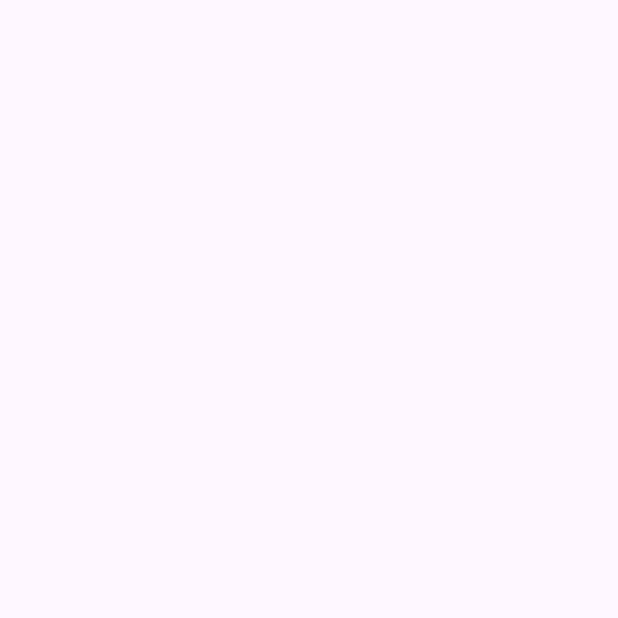
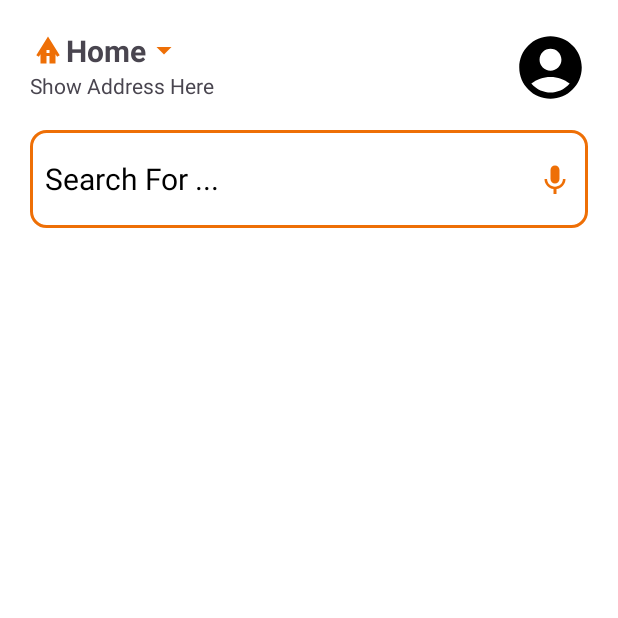
Before and after one commit to Samiksha1400/SwiggyClone, an Android app: the Homepage screen opened directly, with no data from a screen before it, on a phone screen of 412 x 824 dp, the top half of it. Before the commit the part shown is empty. Run offline under Robolectric (Android 15) with nearby library versions, the phone set to English and light mode, and no system bars.

Commit message:
Added Homepage

```diff
--- a/app/src/main/java/com/example/swiggyclone/GetStartedWindow.java
+++ b/app/src/main/java/com/example/swiggyclone/GetStartedWindow.java
@@ -4,10 +4,14 @@ import androidx.annotation.ColorRes;
 import androidx.appcompat.app.AppCompatActivity;
 
 import android.content.Intent;
+import android.graphics.Color;
 import android.media.MediaPlayer;
 import android.net.Uri;
+import android.os.Build;
 import android.os.Bundle;
 import android.view.View;
+import android.view.Window;
+import android.view.WindowManager;
 import android.widget.TextView;
 import android.widget.VideoView;
 
@@ -20,11 +24,13 @@ public class GetStartedWindow extends AppCompatActivity
     protected void onCreate(Bundle savedInstanceState)
     {
         super.onCreate(savedInstanceState);
+        getWindow().getDecorView().setSystemUiVisibility(View.SYSTEM_UI_FLAG_LAYOUT_FULLSCREEN);
         setContentView(R.layout.activity_get_started_window);
         bgvideo = findViewById(R.id.bgvideo);
         txt_food = findViewById(R.id.txt_food);
         txt_instamart = findViewById(R.id.txt_instamart);
         txt_dineout = findViewById(R.id.txt_dineout);
+
 
         //Background Video
         String path = "android.resource://com.example.swiggyclone/"+R.raw.foodvideo;
--- a/app/src/main/java/com/example/swiggyclone/MainActivity.java
+++ b/app/src/main/java/com/example/swiggyclone/MainActivity.java
@@ -3,8 +3,12 @@ package com.example.swiggyclone;
 import androidx.appcompat.app.AppCompatActivity;
 
 import android.content.Intent;
+import android.graphics.Color;
+import android.os.Build;
 import android.os.Bundle;
 import android.os.Handler;
+import android.view.View;
+import android.view.WindowManager;
 
 public class MainActivity extends AppCompatActivity
 {
@@ -14,6 +18,17 @@ public class MainActivity extends AppCompatActivity
     {
         super.onCreate(savedInstanceState);
         setContentView(R.layout.activity_main);
+        if (Build.VERSION.SDK_INT>=Build.VERSION_CODES.LOLLIPOP)
+        {
+            getWindow().clearFlags(WindowManager.LayoutParams.FLAG_TRANSLUCENT_STATUS);
+            getWindow().getDecorView().setSystemUiVisibility(View.SYSTEM_UI_FLAG_LAYOUT_FULLSCREEN);
+            getWindow().addFlags(WindowManager.LayoutParams.FLAG_TRANSLUCENT_NAVIGATION);
+            getWindow().setStatusBarColor(Color.TRANSPARENT);
+        }
+        else
+        {
+            getWindow().addFlags(WindowManager.LayoutParams.FLAG_TRANSLUCENT_STATUS);
+        }
 
         new Handler().postDelayed(new Runnable()
         {
--- a/app/src/main/java/com/example/swiggyclone/OtpVerification.java
+++ b/app/src/main/java/com/example/swiggyclone/OtpVerification.java
@@ -2,6 +2,7 @@ package com.example.swiggyclone;
 
 import androidx.appcompat.app.AppCompatActivity;
 
+import android.graphics.Color;
 import android.os.Bundle;
 import android.text.Editable;
 import android.text.TextWatcher;
--- a/app/src/main/java/com/example/swiggyclone/PersonalDetails.java
+++ b/app/src/main/java/com/example/swiggyclone/PersonalDetails.java
@@ -2,7 +2,9 @@ package com.example.swiggyclone;
 
 import androidx.appcompat.app.AppCompatActivity;
 
+import android.graphics.Color;
 import android.os.Bundle;
+import android.view.View;
 
 public class PersonalDetails extends AppCompatActivity {
 
@@ -10,5 +12,7 @@ public class PersonalDetails extends AppCompatActivity {
     protected void onCreate(Bundle savedInstanceState) {
         super.onCreate(savedInstanceState);
         setContentView(R.layout.activity_personal_details);
+        getWindow().getDecorView().setSystemUiVisibility(View.SYSTEM_UI_FLAG_LAYOUT_FULLSCREEN);
+        getWindow().setStatusBarColor(Color.TRANSPARENT);
     }
 }
--- /dev/null
+++ b/app/src/main/res/drawable/baseline_account_circle_24.xml
@@ -0,0 +1,5 @@
+<vector android:height="24dp" android:tint="#000000"
+    android:viewportHeight="24" android:viewportWidth="24"
+    android:width="24dp" xmlns:android="http://schemas.android.com/apk/res/android">
+    <path android:fillColor="@android:color/white" android:pathData="M12,2C6.48,2 2,6.48 2,12s4.48,10 10,10s10,-4.48 10,-10S17.52,2 12,2zM12,6c1.93,0 3.5,1.57 3.5,3.5S13.93,13 12,13s-3.5,-1.57 -3.5,-3.5S10.07,6 12,6zM12,20c-2.03,0 -4.43,-0.82 -6.14,-2.88C7.55,15.8 9.68,15 12,15s4.45,0.8 6.14,2.12C16.43,19.18 14.03,20 12,20z"/>
+</vector>
--- /dev/null
+++ b/app/src/main/res/drawable/baseline_arrow_drop_down_24.xml
@@ -0,0 +1,5 @@
+<vector android:height="24dp" android:tint="#000000"
+    android:viewportHeight="24" android:viewportWidth="24"
+    android:width="24dp" xmlns:android="http://schemas.android.com/apk/res/android">
+    <path android:fillColor="@android:color/white" android:pathData="M7,10l5,5 5,-5z"/>
+</vector>
--- /dev/null
+++ b/app/src/main/res/drawable/baseline_bungalow_24.xml
@@ -0,0 +1,5 @@
+<vector android:height="24dp" android:tint="#000000"
+    android:viewportHeight="24" android:viewportWidth="24"
+    android:width="24dp" xmlns:android="http://schemas.android.com/apk/res/android">
+    <path android:fillColor="@android:color/white" android:pathData="M12,3L4.2,15.5l1.7,1.06L7,14.8V21h4v-5h2v5h4v-6.21l1.1,1.77l1.7,-1.06L12,3zM13,14h-2v-2h2V14z"/>
+</vector>
--- /dev/null
+++ b/app/src/main/res/drawable/baseline_keyboard_voice_24.xml
@@ -0,0 +1,5 @@
+<vector android:height="24dp" android:tint="#000000"
+    android:viewportHeight="24" android:viewportWidth="24"
+    android:width="24dp" xmlns:android="http://schemas.android.com/apk/res/android">
+    <path android:fillColor="@android:color/white" android:pathData="M12,15c1.66,0 2.99,-1.34 2.99,-3L15,6c0,-1.66 -1.34,-3 -3,-3S9,4.34 9,6v6c0,1.66 1.34,3 3,3zM17.3,12c0,3 -2.54,5.1 -5.3,5.1S6.7,15 6.7,12L5,12c0,3.42 2.72,6.23 6,6.72L11,22h2v-3.28c3.28,-0.48 6,-3.3 6,-6.72h-1.7z"/>
+</vector>
--- /dev/null
+++ b/app/src/main/res/drawable/baseline_search_24.xml
@@ -0,0 +1,5 @@
+<vector android:height="24dp" android:tint="#000000"
+    android:viewportHeight="24" android:viewportWidth="24"
+    android:width="24dp" xmlns:android="http://schemas.android.com/apk/res/android">
+    <path android:fillColor="@android:color/white" android:pathData="M15.5,14h-0.79l-0.28,-0.27C15.41,12.59 16,11.11 16,9.5 16,5.91 13.09,3 9.5,3S3,5.91 3,9.5 5.91,16 9.5,16c1.61,0 3.09,-0.59 4.23,-1.57l0.27,0.28v0.79l5,4.99L20.49,19l-4.99,-5zM9.5,14C7.01,14 5,11.99 5,9.5S7.01,5 9.5,5 14,7.01 14,9.5 11.99,14 9.5,14z"/>
+</vector>
--- a/app/src/main/res/layout/activity_homepage.xml
+++ b/app/src/main/res/layout/activity_homepage.xml
@@ -1,9 +1,56 @@
 <?xml version="1.0" encoding="utf-8"?>
-<androidx.constraintlayout.widget.ConstraintLayout xmlns:android="http://schemas.android.com/apk/res/android"
+<ScrollView xmlns:android="http://schemas.android.com/apk/res/android"
     xmlns:app="http://schemas.android.com/apk/res-auto"
     xmlns:tools="http://schemas.android.com/tools"
     android:layout_width="match_parent"
     android:layout_height="match_parent"
+    android:background="@color/white"
+    android:padding="20dp"
     tools:context=".Homepage">
 
-</androidx.constraintlayout.widget.ConstraintLayout>
+    <RelativeLayout
+        android:layout_width="match_parent"
+        android:layout_height="match_parent"
+        android:id="@+id/relative_layout">
+
+        <TextView
+            android:id="@+id/txt_Home"
+            android:layout_width="wrap_content"
+            android:layout_height="wrap_content"
+            android:drawableStart="@drawable/baseline_bungalow_24"
+            android:drawableEnd="@drawable/baseline_arrow_drop_down_24"
+            android:drawableTint="@color/PrimaryColor"
+            android:text="Home"
+            android:textSize="20dp"
+            android:textStyle="bold" />
+
+        <TextView
+            android:layout_width="300dp"
+            android:layout_height="wrap_content"
+            android:id="@+id/txt_Address"
+            android:layout_below="@id/txt_Home"
+            android:text="Show Address Here"/>
+
+        <ImageView
+            android:layout_width="50dp"
+            android:layout_height="50dp"
+            android:id="@+id/profile"
+            android:src="@drawable/baseline_account_circle_24"
+            android:layout_alignParentEnd="true"/>
+
+        <EditText
+            android:layout_width="match_parent"
+            android:layout_height="65dp"
+            android:id="@+id/searchFood"
+            android:layout_below="@id/txt_Address"
+            android:layout_marginTop="20dp"
+            android:background="@drawable/box_background"
+            android:drawableEnd="@drawable/baseline_keyboard_voice_24"
+            android:drawableTint="@color/PrimaryColor"
+            android:padding="10dp"
+            android:text="Search For ..."
+            android:textColor="@color/black"
+            android:textSize="20dp" />
+    </RelativeLayout>
+
+</ScrollView>
```
